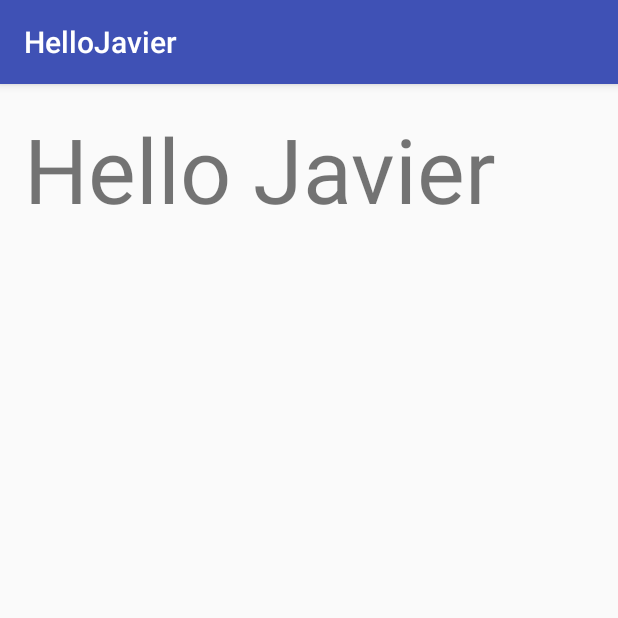
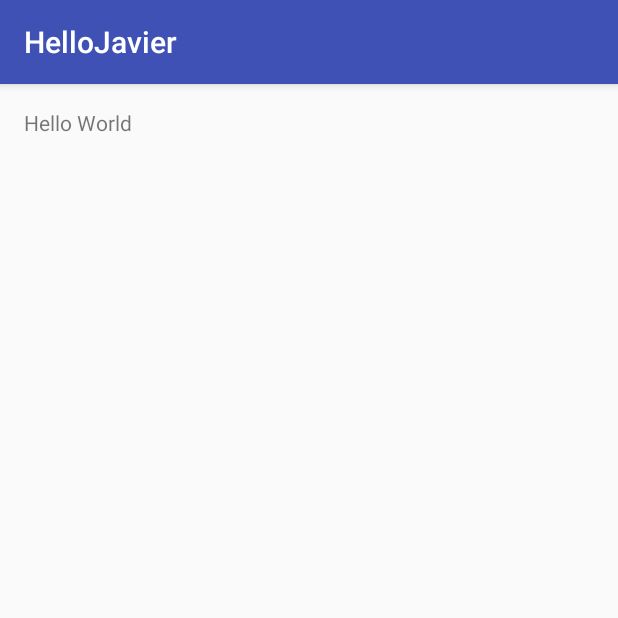
Before and after one commit to Resop18/HelloJavier, an Android app: the screen it shows after launch (MainActivity), on a phone screen of 412 x 824 dp, the top half of it. Run offline under Robolectric (Android 15) with nearby library versions, the phone set to English and light mode, and no system bars.

Commit message:
Initial Commit

```diff
--- a/app/src/main/res/layout/activity_main.xml
+++ b/app/src/main/res/layout/activity_main.xml
@@ -12,6 +12,5 @@
     <TextView
         android:layout_width="wrap_content"
         android:layout_height="wrap_content"
-        android:text="Hello Javier"
-        android:textSize="60dp" />
+        android:text="Hello World" />
 </RelativeLayout>
```
